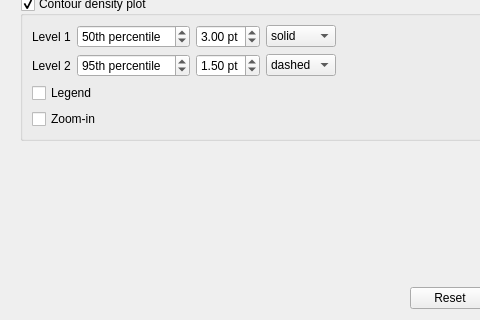
Qt form ui/analysis/ana_plot.ui (DC-analysis/DCscope) before a commit; both pictures show x 0 to 480 and y 689 to 1009 of the 627 by 1009 pixel window.
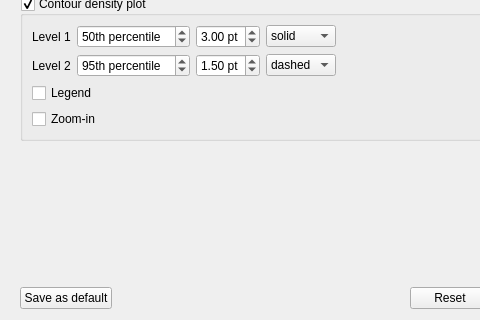
The same form after that commit. Icons and pictures are not drawn. Custom widgets are drawn as their Qt base class.

Commit message: enh: user-defined default settings for new plots and datasets (#233)

What changed in the file:
```diff
--- a/ui/analysis/ana_plot.ui
+++ b/ui/analysis/ana_plot.ui
@@ -1017,6 +1017,16 @@
      </item>
      <item>
       <layout class="QHBoxLayout" name="horizontalLayout_6">
+       <item>
+        <widget class="QPushButton" name="pushButton_save_default">
+         <property name="toolTip">
+          <string>Use these plot settings (except for the plot name, ranges, and KDE spacing) as defaults for new plots. The defaults can be reset in the preferences.</string>
+         </property>
+         <property name="text">
+          <string>Save as default</string>
+         </property>
+        </widget>
+       </item>
        <item>
         <spacer name="horizontalSpacer_9">
          <property name="orientation">
```
The commit also changes 12 other files.
